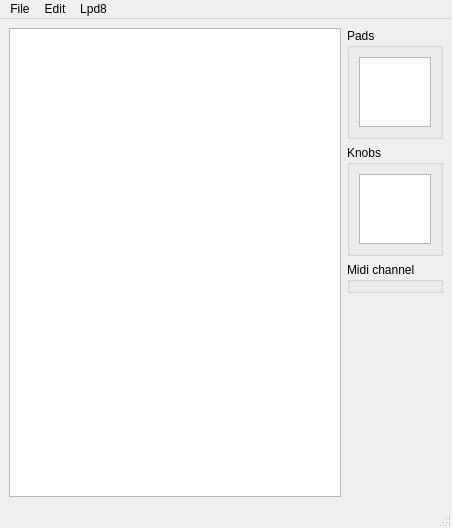
Qt form src/mainwindow.ui (charlesfleche/lpd8editor) before a commit.
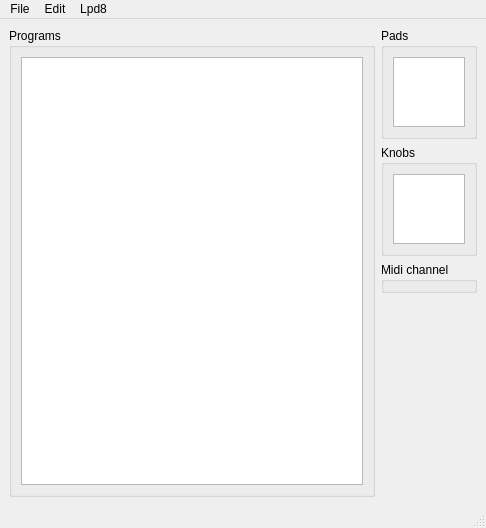
The same form after that commit.

What changed in the file:
```diff
--- a/src/mainwindow.ui
+++ b/src/mainwindow.ui
@@ -6,7 +6,7 @@
    <rect>
     <x>0</x>
     <y>0</y>
-    <width>452</width>
+    <width>486</width>
     <height>528</height>
    </rect>
   </property>
@@ -19,6 +19,15 @@
   <widget class="QWidget" name="centralwidget">
    <layout class="QHBoxLayout" name="horizontalLayout">
     <item>
+     <widget class="QGroupBox" name="groupBoxPrograms">
+      <property name="title">
+       <string>Programs</string>
+      </property>
+      <property name="flat">
+       <bool>true</bool>
+      </property>
+      <layout class="QVBoxLayout" name="verticalLayout_3">
+       <item>
      <widget class="QListView" name="programsView">
       <property name="sizePolicy">
        <sizepolicy hsizetype="MinimumExpanding" vsizetype="MinimumExpanding">
@@ -28,6 +37,9 @@
       </property>
      </widget>
     </item>
+      </layout>
+     </widget>
+    </item>
     <item>
      <layout class="QVBoxLayout" name="activeProgramLayout">
       <item>
@@ -35,6 +47,9 @@
         <property name="title">
          <string>Pads</string>
         </property>
+        <property name="flat">
+         <bool>false</bool>
+        </property>
         <layout class="QVBoxLayout" name="verticalLayout">
          <item>
           <widget class="QTableView" name="padsView">
@@ -97,6 +112,9 @@
         <property name="title">
          <string>Midi channel</string>
         </property>
+        <property name="flat">
+         <bool>false</bool>
+        </property>
        </widget>
       </item>
       <item>
@@ -121,7 +139,7 @@
     <rect>
      <x>0</x>
      <y>0</y>
-     <width>452</width>
+     <width>486</width>
      <height>33</height>
     </rect>
    </property>
```
Lines whose indentation alone changed are shown as unchanged.
